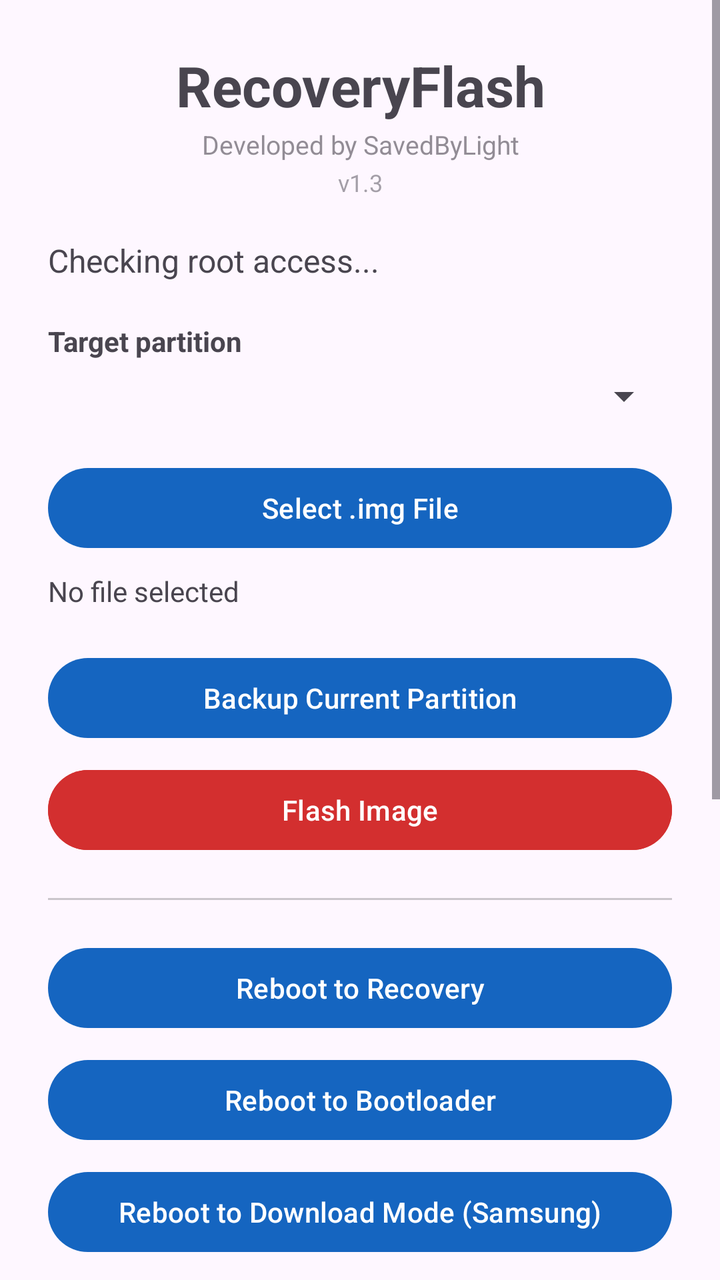
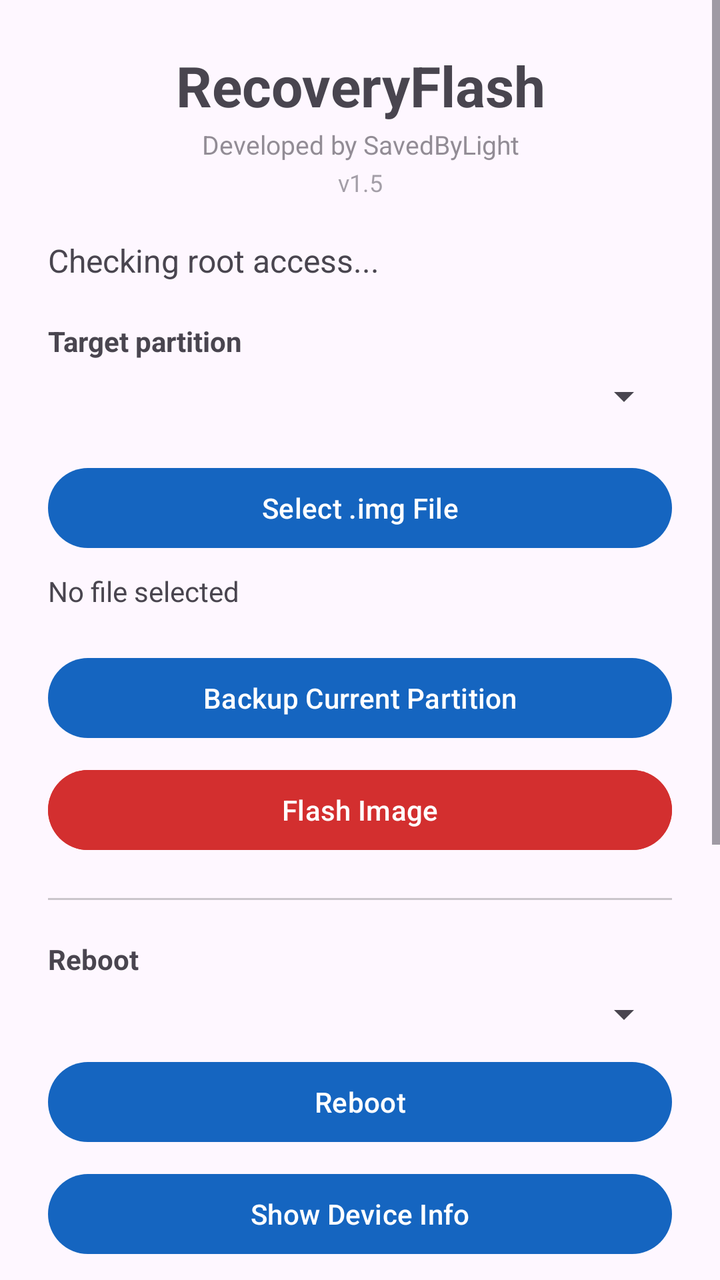

Compare the two renders of this Android layout. The source of the first and the diff that turns it into the second are given below.
<!-- AndroidManifest.xml: application theme Theme.RecoveryFlash -->
<!-- res/layout/activity_main.xml -->
<?xml version="1.0" encoding="utf-8"?>
<ScrollView xmlns:android="http://schemas.android.com/apk/res/android"
    android:layout_width="match_parent"
    android:layout_height="match_parent">

    <LinearLayout
        android:layout_width="match_parent"
        android:layout_height="wrap_content"
        android:orientation="vertical"
        android:padding="24dp">

        <TextView
            android:id="@+id/appTitleText"
            android:layout_width="match_parent"
            android:layout_height="wrap_content"
            android:text="RecoveryFlash"
            android:textSize="28sp"
            android:textStyle="bold"
            android:gravity="center"
            android:layout_marginBottom="2dp" />

        <TextView
            android:id="@+id/appCreditText"
            android:layout_width="match_parent"
            android:layout_height="wrap_content"
            android:text="Developed by SavedByLight"
            android:textSize="13sp"
            android:alpha="0.6"
            android:gravity="center"
            android:layout_marginBottom="2dp" />

        <TextView
            android:id="@+id/appVersionText"
            android:layout_width="match_parent"
            android:layout_height="wrap_content"
            android:text="v1.3"
            android:textSize="12sp"
            android:alpha="0.5"
            android:gravity="center"
            android:layout_marginBottom="20dp" />

        <TextView
            android:id="@+id/statusText"
            android:layout_width="match_parent"
            android:layout_height="wrap_content"
            android:textSize="16sp"
            android:layout_marginBottom="20dp"
            android:text="Checking root access..." />

        <TextView
            android:layout_width="wrap_content"
            android:layout_height="wrap_content"
            android:text="Target partition"
            android:textStyle="bold"
            android:layout_marginBottom="6dp" />

        <Spinner
            android:id="@+id/partitionSpinner"
            android:layout_width="match_parent"
            android:layout_height="wrap_content"
            android:layout_marginBottom="20dp" />

        <Button
            android:id="@+id/btnPickImage"
            android:layout_width="match_parent"
            android:layout_height="wrap_content"
            android:layout_marginBottom="8dp"
            android:text="Select .img File" />

        <TextView
            android:id="@+id/selectedFileText"
            android:layout_width="match_parent"
            android:layout_height="wrap_content"
            android:text="No file selected"
            android:layout_marginBottom="20dp" />

        <Button
            android:id="@+id/btnBackupFirst"
            android:layout_width="match_parent"
            android:layout_height="wrap_content"
            android:layout_marginBottom="8dp"
            android:text="Backup Current Partition" />

        <Button
            android:id="@+id/btnFlash"
            android:layout_width="match_parent"
            android:layout_height="wrap_content"
            android:backgroundTint="@color/danger"
            android:layout_marginBottom="20dp"
            android:text="Flash Image" />

        <View
            android:layout_width="match_parent"
            android:layout_height="1dp"
            android:background="#33000000"
            android:layout_marginBottom="20dp" />

        <Button
            android:id="@+id/btnRebootRecovery"
            android:layout_width="match_parent"
            android:layout_height="wrap_content"
            android:layout_marginBottom="8dp"
            android:text="Reboot to Recovery" />

        <Button
            android:id="@+id/btnRebootBootloader"
            android:layout_width="match_parent"
            android:layout_height="wrap_content"
            android:layout_marginBottom="8dp"
            android:text="Reboot to Bootloader" />

        <Button
            android:id="@+id/btnRebootDownload"
            android:layout_width="match_parent"
            android:layout_height="wrap_content"
            android:layout_marginBottom="8dp"
            android:text="Reboot to Download Mode (Samsung)" />

        <Button
            android:id="@+id/btnDeviceInfo"
            android:layout_width="match_parent"
            android:layout_height="wrap_content"
            android:text="Show Device Info" />

        <View
            android:layout_width="match_parent"
            android:layout_height="1dp"
            android:background="#33000000"
            android:layout_marginTop="20dp"
            android:layout_marginBottom="20dp" />

        <LinearLayout
            android:layout_width="match_parent"
            android:layout_height="wrap_content"
            android:orientation="horizontal"
            android:gravity="center_vertical"
            android:layout_marginBottom="6dp">

            <TextView
                android:layout_width="0dp"
                android:layout_height="wrap_content"
                android:layout_weight="1"
                android:text="Progress Log"
                android:textStyle="bold" />

            <Button
                android:id="@+id/btnCopyLog"
                style="?android:attr/buttonStyleSmall"
                android:layout_width="wrap_content"
                android:layout_height="wrap_content"
                android:minWidth="0dp"
                android:paddingStart="12dp"
                android:paddingEnd="12dp"
                android:text="Copy" />

            <Button
                android:id="@+id/btnClearLog"
                style="?android:attr/buttonStyleSmall"
                android:layout_width="wrap_content"
                android:layout_height="wrap_content"
                android:minWidth="0dp"
                android:paddingStart="12dp"
                android:paddingEnd="12dp"
                android:layout_marginStart="4dp"
                android:text="Clear" />

        </LinearLayout>

        <TextView
            android:id="@+id/logText"
            android:layout_width="match_parent"
            android:layout_height="220dp"
            android:background="#1A1A1A"
            android:textColor="#66FF66"
            android:typeface="monospace"
            android:textSize="11sp"
            android:padding="8dp"
            android:scrollbars="vertical"
            android:fadeScrollbars="false"
            android:text="No activity yet." />

    </LinearLayout>
</ScrollView>
<!-- resources referenced by this layout -->
<resources>
  <color name="danger">#D32F2F</color>
  <style name="Theme.RecoveryFlash" parent="Theme.Material3.DayNight.NoActionBar">
          <item name="colorPrimary">@color/primary</item>
      </style>
  <color name="primary">#1565C0</color>
</resources>

<!-- the commit's change to res/layout/activity_main.xml (unified diff, before → after) -->
@@ -33,7 +33,7 @@
             android:id="@+id/appVersionText"
             android:layout_width="match_parent"
             android:layout_height="wrap_content"
-            android:text="v1.3"
+            android:text="v1.5"
             android:textSize="12sp"
             android:alpha="0.5"
             android:gravity="center"
@@ -95,26 +95,25 @@
             android:background="#33000000"
             android:layout_marginBottom="20dp" />
 
+        <TextView
+            android:layout_width="match_parent"
+            android:layout_height="wrap_content"
+            android:text="Reboot"
+            android:textStyle="bold"
+            android:layout_marginBottom="6dp" />
+
+        <Spinner
+            android:id="@+id/rebootSpinner"
+            android:layout_width="match_parent"
+            android:layout_height="wrap_content"
+            android:layout_marginBottom="8dp" />
+
         <Button
-            android:id="@+id/btnRebootRecovery"
+            android:id="@+id/btnReboot"
             android:layout_width="match_parent"
             android:layout_height="wrap_content"
             android:layout_marginBottom="8dp"
-            android:text="Reboot to Recovery" />
-
-        <Button
-            android:id="@+id/btnRebootBootloader"
-            android:layout_width="match_parent"
-            android:layout_height="wrap_content"
-            android:layout_marginBottom="8dp"
-            android:text="Reboot to Bootloader" />
-
-        <Button
-            android:id="@+id/btnRebootDownload"
-            android:layout_width="match_parent"
-            android:layout_height="wrap_content"
-            android:layout_marginBottom="8dp"
-            android:text="Reboot to Download Mode (Samsung)" />
+            android:text="Reboot" />
 
         <Button
             android:id="@+id/btnDeviceInfo"
